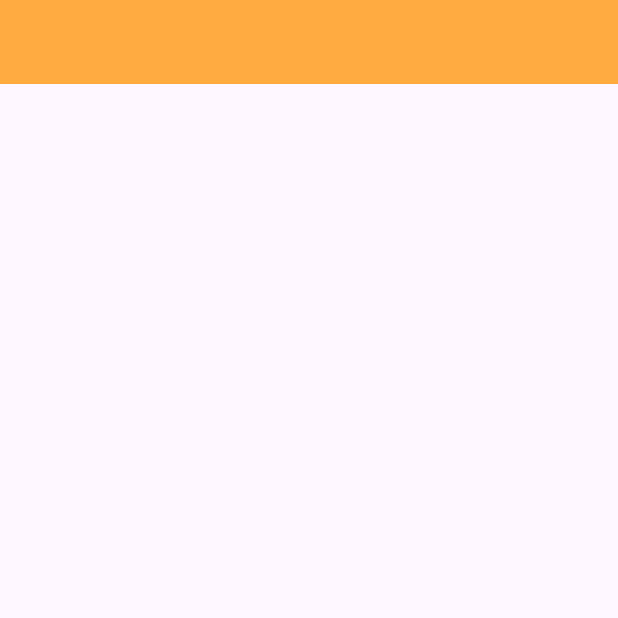
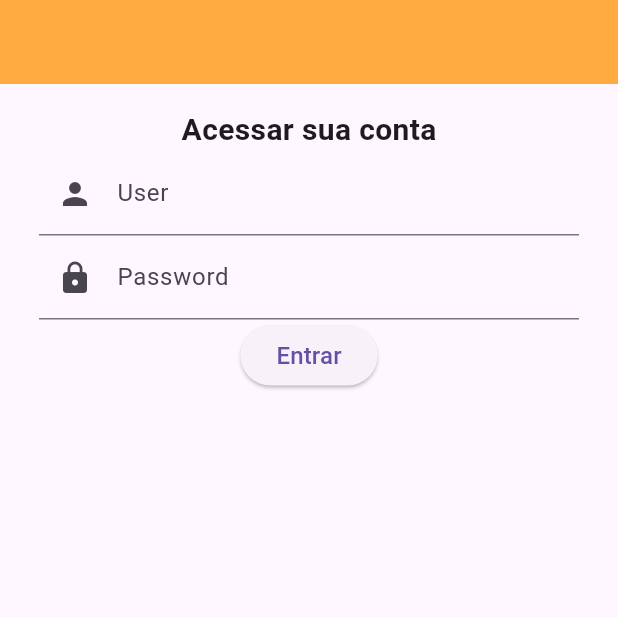
Before and after one commit to LucasReisSeverini/flutter_andrey, a Flutter app: the screen it shows after launch, on a phone screen of 412 x 824 dp, the top half of it. Run offline on Flutter 3.47's test engine with Material 3 defaults, Android fonts, the phone set to English and light mode, and no system bars.

Commit message:
feat: criado campo de user e password, validacao dos campos para nao ficar em branco na main

```diff
--- a/novo_projeto_flutter/app_receitas/lib/views/login_page.dart
+++ b/novo_projeto_flutter/app_receitas/lib/views/login_page.dart
@@ -10,11 +10,87 @@ class LoginPage extends StatefulWidget {
 }
 
 class _LoginPageState extends State<LoginPage> {
+
+  final _formKey = GlobalKey<FormState>();
+  final _controladorUser = TextEditingController();
+  final _controladorPassword = TextEditingController();
+
   @override
   Widget build(BuildContext context) {
     //widget pai de telas, possui estrutura base das telas, tela padronizada
     return Scaffold(
       appBar: appBar(),
+      //body é o corpo da tela
+      body: Center(
+        child: Padding(
+          padding: EdgeInsets.symmetric(
+            horizontal: 26,
+            vertical: 16
+          ),
+          //COntainer vai delimitar a area
+          child: Form(
+            key: _formKey,
+            child: Column(
+              children: [
+                Text(
+                  'Acessar sua conta',
+                  style: TextStyle(
+                    fontSize: 20,
+                    fontWeight: FontWeight.w600
+                  ),
+                  ),
+                  TextFormField(
+                    controller: _controladorUser,
+                    decoration: InputDecoration(
+                      labelText: 'User',
+                      hintText: 'Usuario de acesso',
+                      prefixIcon: Icon(Icons.person)
+                    ),
+                    validator: (usuario){
+                      if(usuario == null || usuario.isEmpty){
+                        return 'O campo usuario não pode estar vazio';
+                      }
+                      return null;
+                    },
+                  ),
+                  TextFormField(
+                    controller: _controladorPassword,
+                    decoration: InputDecoration(
+                      labelText: 'Password',
+                      hintText: 'Senha de acesso',
+                      prefixIcon: Icon(Icons.lock)
+                    ),
+                    validator: (senha){
+                      if(senha == null || senha.isEmpty){
+                        return 'O campo senha não pode estar vazio';
+                      }
+
+                      if(senha.length < 4){
+                        return 'A senha deve conter no minimo 4 digitos';
+                      }
+                      return null;
+                    },
+                  ),
+                  ElevatedButton(
+                    onPressed: (){
+                      if(_formKey.currentState!.validate()){
+                        print('Forms sem erro');
+                        print(_controladorUser.text);
+                      }
+                    },
+                    child: Text(
+                      'Entrar',
+                      style: TextStyle(
+                        fontSize: 16
+                      ),
+                    )
+                    )
+              ],
+
+            ),
+          ),
+        ),
+      ),
     );
   }
 }
```
